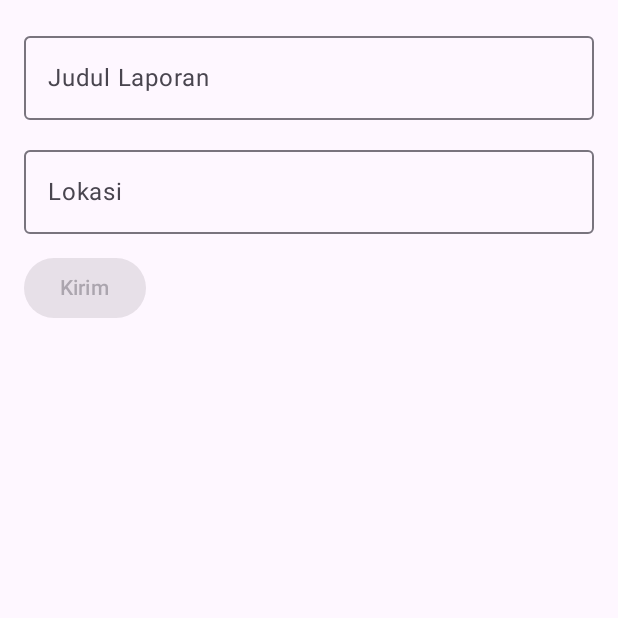
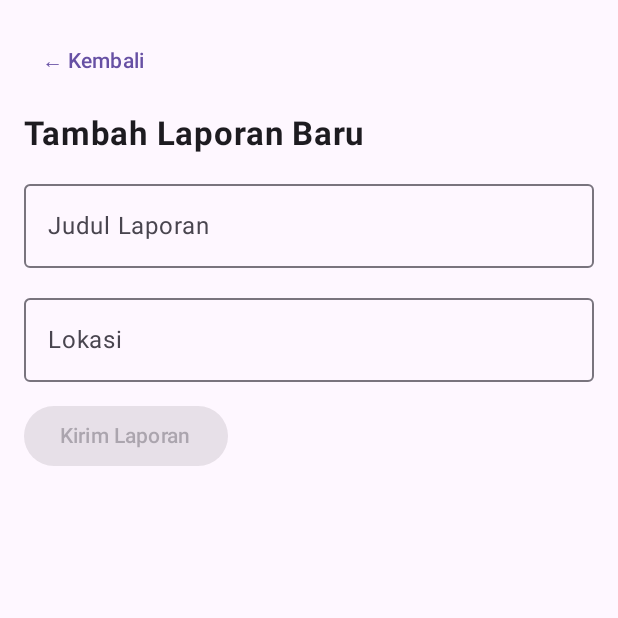
Before and after one commit to arsasalsaaa/LaporKampus_123140108, an Android app built with Jetpack Compose: the FormLaporanScreen screen opened through its navigation route, on a phone screen of 412 x 824 dp, the top half of it. Run offline under Robolectric (Android 15) with nearby library versions, the phone set to English and light mode, and no system bars.

Commit message:
feat(ui): tambah parameter selesai dan LaunchedEffect untuk popBackStack di FormLaporanScreen

```diff
--- a/shared/src/commonMain/kotlin/com/laporkampus/ui/FormLaporanScreen.kt
+++ b/shared/src/commonMain/kotlin/com/laporkampus/ui/FormLaporanScreen.kt
@@ -12,37 +12,80 @@ import androidx.compose.ui.Modifier
 import androidx.compose.ui.graphics.Color
 import androidx.compose.ui.unit.dp
 import androidx.lifecycle.viewmodel.compose.viewModel
+import androidx.compose.material3.TextButton
+import androidx.compose.ui.text.font.FontWeight
+import androidx.compose.ui.unit.sp
+import androidx.compose.runtime.LaunchedEffect // Import LaunchedEffect
 
 @Composable
 fun FormLaporanScreen(
-    vm: FormLaporanViewModel = viewModel { FormLaporanViewModel() }
+    vm: FormLaporanViewModel = viewModel { FormLaporanViewModel() },
+    selesai: () -> Unit = {} // Parameter lambda callback saat proses selesai
 ) {
-    // Mengamati perubahan StateFlow agar UI otomatis recomposition
     val state by vm.uiState.collectAsState()
+
+    // LaunchedEffect memantau perubahan state.pesan
+    LaunchedEffect(state.pesan) {
+        if (state.pesan != null) {
+            selesai() // Otomatis memanggil kembali/popBackStack saat pesan sukses muncul
+        }
+    }
 
     Column(
         modifier = Modifier.padding(16.dp),
         verticalArrangement = Arrangement.spacedBy(12.dp)
     ) {
+        TextButton(onClick = selesai) {
+            Text("← Kembali")
+        }
+
+        Text("Tambah Laporan Baru", fontSize = 22.sp, fontWeight = FontWeight.Bold)
+
         KolomTeks("Judul Laporan", state.judul, vm::ubahJudul)
-
-        // Tampilkan pesan galat jika pengguna sudah mengetik tapi kurang dari 3 karakter
         if (state.judul.isNotEmpty() && state.judul.trim().length < 3) {
             Text("Judul minimal 3 karakter", color = Color.Red)
         }
-
         KolomTeks("Lokasi", state.lokasi, vm::ubahLokasi)
 
         Button(
             onClick = { vm.kirimLaporan() },
-            enabled = state.bisaKirim // Tombol aktif mengikuti aturan bisaKirim di UiState
+            enabled = state.bisaKirim
         ) {
-            Text(if (state.sedangMengirim) "Mengirim..." else "Kirim")
-        }
-
-        // Tampilkan pesan sukses setelah laporan terkirim
-        state.pesan?.let {
-            Text(it, color = Color(0xFF2E7D32))
+            Text(if (state.sedangMengirim) "Mengirim..." else "Kirim Laporan")
         }
     }
 }
+
+//@Composable
+//fun FormLaporanScreen(
+//    vm: FormLaporanViewModel = viewModel { FormLaporanViewModel() }
+//) {
+//    // Mengamati perubahan StateFlow agar UI otomatis recomposition
+//    val state by vm.uiState.collectAsState()
+//
+//    Column(
+//        modifier = Modifier.padding(16.dp),
+//        verticalArrangement = Arrangement.spacedBy(12.dp)
+//    ) {
+//        KolomTeks("Judul Laporan", state.judul, vm::ubahJudul)
+//
+//        // Tampilkan pesan galat jika pengguna sudah mengetik tapi kurang dari 3 karakter
+//        if (state.judul.isNotEmpty() && state.judul.trim().length < 3) {
+//            Text("Judul minimal 3 karakter", color = Color.Red)
+//        }
+//
+//        KolomTeks("Lokasi", state.lokasi, vm::ubahLokasi)
+//
+//        Button(
+//            onClick = { vm.kirimLaporan() },
+//            enabled = state.bisaKirim // Tombol aktif mengikuti aturan bisaKirim di UiState
+//        ) {
+//            Text(if (state.sedangMengirim) "Mengirim..." else "Kirim")
+//        }
+//
+//        // Tampilkan pesan sukses setelah laporan terkirim
+//        state.pesan?.let {
+//            Text(it, color = Color(0xFF2E7D32))
+//        }
+//    }
+//}
```
